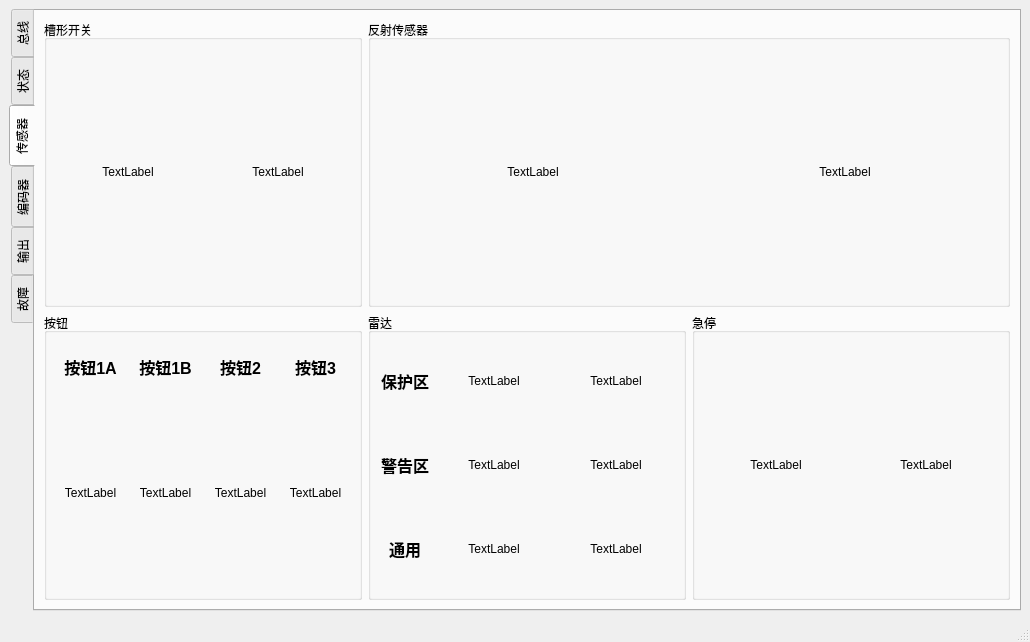
Qt form mainwindow.ui (su0814/spc100_screen) before a commit.
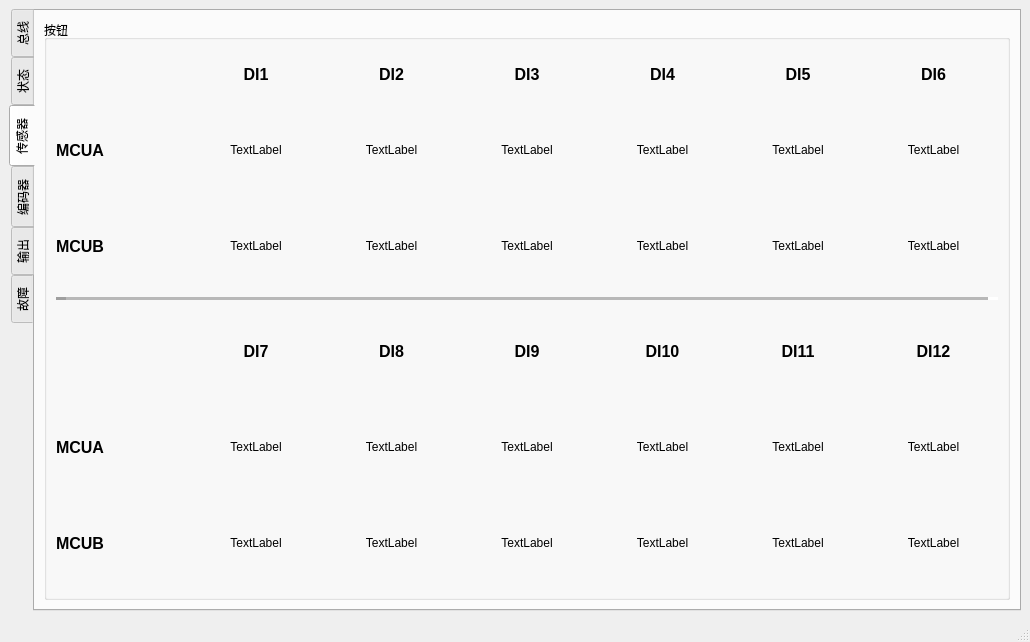
The same form after that commit. The open tabs and pages were chosen to show the change. Icons and pictures are not drawn.

```diff
--- a/mainwindow.ui
+++ b/mainwindow.ui
@@ -521,51 +521,23 @@
         <string>传感器</string>
        </attribute>
        <layout class="QGridLayout" name="gridLayout_13">
-        <item row="1" column="0">
+        <item row="0" column="0">
          <widget class="QGroupBox" name="groupBox_8">
           <property name="title">
            <string>按钮</string>
           </property>
           <layout class="QGridLayout" name="gridLayout_11">
-           <item row="0" column="0">
-            <widget class="QLabel" name="label_15">
-             <property name="maximumSize">
-              <size>
-               <width>16777215</width>
-               <height>50</height>
-              </size>
-             </property>
-             <property name="font">
-              <font>
-               <pointsize>12</pointsize>
-               <bold>true</bold>
-              </font>
-             </property>
+           <item row="2" column="3">
+            <widget class="QLabel" name="switch3_b_label">
              <property name="text">
-              <string>按钮1A</string>
+              <string>TextLabel</string>
              </property>
              <property name="alignment">
               <set>Qt::AlignCenter</set>
              </property>
             </widget>
            </item>
-           <item row="0" column="1">
-            <widget class="QLabel" name="label_16">
-             <property name="font">
-              <font>
-               <pointsize>12</pointsize>
-               <bold>true</bold>
-              </font>
-             </property>
-             <property name="text">
-              <string>按钮1B</string>
-             </property>
-             <property name="alignment">
-              <set>Qt::AlignCenter</set>
-             </property>
-            </widget>
-           </item>
-           <item row="0" column="2">
+           <item row="0" column="3">
             <widget class="QLabel" name="label_17">
              <property name="font">
               <font>
@@ -574,14 +546,128 @@
               </font>
              </property>
              <property name="text">
-              <string>按钮2</string>
+              <string>DI3</string>
              </property>
              <property name="alignment">
               <set>Qt::AlignCenter</set>
              </property>
             </widget>
            </item>
-           <item row="0" column="3">
+           <item row="2" column="2">
+            <widget class="QLabel" name="switch2_b_label">
+             <property name="text">
+              <string>TextLabel</string>
+             </property>
+             <property name="alignment">
+              <set>Qt::AlignCenter</set>
+             </property>
+            </widget>
+           </item>
+           <item row="2" column="6">
+            <widget class="QLabel" name="switch6_b_label">
+             <property name="text">
+              <string>TextLabel</string>
+             </property>
+             <property name="alignment">
+              <set>Qt::AlignCenter</set>
+             </property>
+            </widget>
+           </item>
+           <item row="5" column="6">
+            <widget class="QLabel" name="switch12_a_label">
+             <property name="text">
+              <string>TextLabel</string>
+             </property>
+             <property name="alignment">
+              <set>Qt::AlignCenter</set>
+             </property>
+            </widget>
+           </item>
+           <item row="6" column="6">
+            <widget class="QLabel" name="switch12_b_label">
+             <property name="text">
+              <string>TextLabel</string>
+             </property>
+             <property name="alignment">
+              <set>Qt::AlignCenter</set>
+             </property>
+            </widget>
+           </item>
+           <item row="1" column="5">
+            <widget class="QLabel" name="switch5_a_label">
+             <property name="text">
+              <string>TextLabel</string>
+             </property>
+             <property name="alignment">
+              <set>Qt::AlignCenter</set>
+             </property>
+            </widget>
+           </item>
+           <item row="4" column="6">
+            <widget class="QLabel" name="label_49">
+             <property name="font">
+              <font>
+               <pointsize>12</pointsize>
+               <bold>true</bold>
+              </font>
+             </property>
+             <property name="text">
+              <string>DI12</string>
+             </property>
+             <property name="alignment">
+              <set>Qt::AlignCenter</set>
+             </property>
+            </widget>
+           </item>
+           <item row="4" column="2">
+            <widget class="QLabel" name="label_45">
+             <property name="font">
+              <font>
+               <pointsize>12</pointsize>
+               <bold>true</bold>
+              </font>
+             </property>
+             <property name="text">
+              <string>DI8</string>
+             </property>
+             <property name="alignment">
+              <set>Qt::AlignCenter</set>
+             </property>
+            </widget>
+           </item>
+           <item row="0" column="6">
+            <widget class="QLabel" name="label_13">
+             <property name="font">
+              <font>
+               <pointsize>12</pointsize>
+               <bold>true</bold>
+              </font>
+             </property>
+             <property name="text">
+              <string>DI6</string>
+             </property>
+             <property name="alignment">
+              <set>Qt::AlignCenter</set>
+             </property>
+            </widget>
+           </item>
+           <item row="0" column="5">
+            <widget class="QLabel" name="label_12">
+             <property name="font">
+              <font>
+               <pointsize>12</pointsize>
+               <bold>true</bold>
+              </font>
+             </property>
+             <property name="text">
+              <string>DI5</string>
+             </property>
+             <property name="alignment">
+              <set>Qt::AlignCenter</set>
+             </property>
+            </widget>
+           </item>
+           <item row="0" column="4">
             <widget class="QLabel" name="label_18">
              <property name="font">
               <font>
@@ -590,24 +676,30 @@
               </font>
              </property>
              <property name="text">
-              <string>按钮3</string>
+              <string>DI4</string>
              </property>
              <property name="alignment">
               <set>Qt::AlignCenter</set>
              </property>
             </widget>
            </item>
-           <item row="1" column="0">
-            <widget class="QLabel" name="switch1_a_label">
+           <item row="4" column="3">
+            <widget class="QLabel" name="label_46">
+             <property name="font">
+              <font>
+               <pointsize>12</pointsize>
+               <bold>true</bold>
+              </font>
+             </property>
              <property name="text">
-              <string>TextLabel</string>
+              <string>DI9</string>
              </property>
              <property name="alignment">
               <set>Qt::AlignCenter</set>
              </property>
             </widget>
            </item>
-           <item row="1" column="1">
+           <item row="2" column="1">
             <widget class="QLabel" name="switch1_b_label">
              <property name="text">
               <string>TextLabel</string>
@@ -627,6 +719,45 @@
              </property>
             </widget>
            </item>
+           <item row="1" column="4">
+            <widget class="QLabel" name="switch4_a_label">
+             <property name="text">
+              <string>TextLabel</string>
+             </property>
+             <property name="alignment">
+              <set>Qt::AlignCenter</set>
+             </property>
+            </widget>
+           </item>
+           <item row="1" column="0">
+            <widget class="QLabel" name="label_36">
+             <property name="font">
+              <font>
+               <pointsize>12</pointsize>
+               <bold>true</bold>
+              </font>
+             </property>
+             <property name="text">
+              <string>MCUA</string>
+             </property>
+            </widget>
+           </item>
+           <item row="0" column="2">
+            <widget class="QLabel" name="label_16">
+             <property name="font">
+              <font>
+               <pointsize>12</pointsize>
+               <bold>true</bold>
+              </font>
+             </property>
+             <property name="text">
+              <string>DI2</string>
+             </property>
+             <property name="alignment">
+              <set>Qt::AlignCenter</set>
+             </property>
+            </widget>
+           </item>
            <item row="1" column="3">
             <widget class="QLabel" name="switch3_label">
              <property name="text">
@@ -637,21 +768,28 @@
              </property>
             </widget>
            </item>
-          </layout>
-         </widget>
-        </item>
-        <item row="1" column="1">
-         <widget class="QGroupBox" name="groupBox_7">
-          <property name="title">
-           <string>雷达</string>
-          </property>
-          <layout class="QGridLayout" name="gridLayout_10">
-           <item row="0" column="0">
-            <widget class="QLabel" name="label_12">
+           <item row="4" column="4">
+            <widget class="QLabel" name="label_47">
+             <property name="font">
+              <font>
+               <pointsize>12</pointsize>
+               <bold>true</bold>
+              </font>
+             </property>
+             <property name="text">
+              <string>DI10</string>
+             </property>
+             <property name="alignment">
+              <set>Qt::AlignCenter</set>
+             </property>
+            </widget>
+           </item>
+           <item row="0" column="1">
+            <widget class="QLabel" name="label_15">
              <property name="maximumSize">
               <size>
-               <width>50</width>
-               <height>16777215</height>
+               <width>16777215</width>
+               <height>50</height>
               </size>
              </property>
              <property name="font">
@@ -661,15 +799,15 @@
               </font>
              </property>
              <property name="text">
-              <string>保护区</string>
+              <string>DI1</string>
              </property>
              <property name="alignment">
               <set>Qt::AlignCenter</set>
              </property>
             </widget>
            </item>
-           <item row="0" column="1">
-            <widget class="QLabel" name="pf_leda_label">
+           <item row="1" column="6">
+            <widget class="QLabel" name="switch6_a_label">
              <property name="text">
               <string>TextLabel</string>
              </property>
@@ -678,8 +816,8 @@
              </property>
             </widget>
            </item>
-           <item row="0" column="2">
-            <widget class="QLabel" name="pf_ledb_label">
+           <item row="5" column="2">
+            <widget class="QLabel" name="switch8_a_label">
              <property name="text">
               <string>TextLabel</string>
              </property>
@@ -688,8 +826,28 @@
              </property>
             </widget>
            </item>
-           <item row="1" column="0">
-            <widget class="QLabel" name="label_13">
+           <item row="5" column="5">
+            <widget class="QLabel" name="switch11_a_label">
+             <property name="text">
+              <string>TextLabel</string>
+             </property>
+             <property name="alignment">
+              <set>Qt::AlignCenter</set>
+             </property>
+            </widget>
+           </item>
+           <item row="2" column="5">
+            <widget class="QLabel" name="switch5_b_label">
+             <property name="text">
+              <string>TextLabel</string>
+             </property>
+             <property name="alignment">
+              <set>Qt::AlignCenter</set>
+             </property>
+            </widget>
+           </item>
+           <item row="4" column="5">
+            <widget class="QLabel" name="label_48">
              <property name="font">
               <font>
                <pointsize>12</pointsize>
@@ -697,7 +855,27 @@
               </font>
              </property>
              <property name="text">
-              <string>警告区</string>
+              <string>DI11</string>
+             </property>
+             <property name="alignment">
+              <set>Qt::AlignCenter</set>
+             </property>
+            </widget>
+           </item>
+           <item row="5" column="1">
+            <widget class="QLabel" name="switch7_a_label">
+             <property name="text">
+              <string>TextLabel</string>
+             </property>
+             <property name="alignment">
+              <set>Qt::AlignCenter</set>
+             </property>
+            </widget>
+           </item>
+           <item row="6" column="5">
+            <widget class="QLabel" name="switch11_b_label">
+             <property name="text">
+              <string>TextLabel</string>
              </property>
              <property name="alignment">
               <set>Qt::AlignCenter</set>
@@ -705,7 +883,7 @@
             </widget>
            </item>
            <item row="1" column="1">
-            <widget class="QLabel" name="wf_leda_label">
+            <widget class="QLabel" name="switch1_a_label">
              <property name="text">
               <string>TextLabel</string>
              </property>
@@ -714,8 +892,57 @@
              </property>
             </widget>
            </item>
-           <item row="1" column="2">
-            <widget class="QLabel" name="wf_ledb_label">
+           <item row="5" column="3">
+            <widget class="QLabel" name="switch9_a_label">
+             <property name="text">
+              <string>TextLabel</string>
+             </property>
+             <property name="alignment">
+              <set>Qt::AlignCenter</set>
+             </property>
+            </widget>
+           </item>
+           <item row="5" column="0">
+            <widget class="QLabel" name="label_62">
+             <property name="font">
+              <font>
+               <pointsize>12</pointsize>
+               <bold>true</bold>
+              </font>
+             </property>
+             <property name="text">
+              <string>MCUA</string>
+             </property>
+            </widget>
+           </item>
+           <item row="4" column="1">
+            <widget class="QLabel" name="label_44">
+             <property name="font">
+              <font>
+               <pointsize>12</pointsize>
+               <bold>true</bold>
+              </font>
+             </property>
+             <property name="text">
+              <string>DI7</string>
+             </property>
+             <property name="alignment">
+              <set>Qt::AlignCenter</set>
+             </property>
+            </widget>
+           </item>
+           <item row="2" column="4">
+            <widget class="QLabel" name="switch4_b_label">
+             <property name="text">
+              <string>TextLabel</string>
+             </property>
+             <property name="alignment">
+              <set>Qt::AlignCenter</set>
+             </property>
+            </widget>
+           </item>
+           <item row="6" column="1">
+            <widget class="QLabel" name="switch7_b_label">
              <property name="text">
               <string>TextLabel</string>
              </property>
@@ -725,7 +952,7 @@
             </widget>
            </item>
            <item row="2" column="0">
-            <widget class="QLabel" name="label_14">
+            <widget class="QLabel" name="label_37">
              <property name="font">
               <font>
                <pointsize>12</pointsize>
@@ -733,15 +960,12 @@
               </font>
              </property>
              <property name="text">
-              <string>通用</string>
+              <string>MCUB</string>
              </property>
-             <property name="alignment">
-              <set>Qt::AlignCenter</set>
-             </property>
             </widget>
            </item>
-           <item row="2" column="1">
-            <widget class="QLabel" name="af_leda_label">
+           <item row="6" column="3">
+            <widget class="QLabel" name="switch9_b_label">
              <property name="text">
               <string>TextLabel</string>
              </property>
@@ -750,8 +974,8 @@
              </property>
             </widget>
            </item>
-           <item row="2" column="2">
-            <widget class="QLabel" name="af_ledb_label">
+           <item row="5" column="4">
+            <widget class="QLabel" name="switch10_a_label">
              <property name="text">
               <string>TextLabel</string>
              </property>
@@ -760,17 +984,8 @@
              </property>
             </widget>
            </item>
-          </layout>
-         </widget>
-        </item>
-        <item row="1" column="2">
-         <widget class="QGroupBox" name="groupBox_6">
-          <property name="title">
-           <string>急停</string>
-          </property>
-          <layout class="QGridLayout" name="gridLayout_9">
-           <item row="0" column="0">
-            <widget class="QLabel" name="estop_led1_label">
+           <item row="6" column="4">
+            <widget class="QLabel" name="switch10_b_label">
              <property name="text">
               <string>TextLabel</string>
              </property>
@@ -779,37 +994,21 @@
              </property>
             </widget>
            </item>
-           <item row="0" column="1">
-            <widget class="QLabel" name="estop_led2_label">
-             <property name="text">
-              <string>TextLabel</string>
+           <item row="6" column="0">
+            <widget class="QLabel" name="label_63">
+             <property name="font">
+              <font>
+               <pointsize>12</pointsize>
+               <bold>true</bold>
+              </font>
              </property>
-             <property name="alignment">
-              <set>Qt::AlignCenter</set>
-             </property>
-            </widget>
-           </item>
-          </layout>
-         </widget>
-        </item>
-        <item row="0" column="0">
-         <widget class="QGroupBox" name="groupBox_9">
-          <property name="title">
-           <string>槽形开关</string>
-          </property>
-          <layout class="QGridLayout" name="gridLayout_12">
-           <item row="0" column="0">
-            <widget class="QLabel" name="uswitch1_label">
              <property name="text">
-              <string>TextLabel</string>
+              <string>MCUB</string>
              </property>
-             <property name="alignment">
-              <set>Qt::AlignCenter</set>
-             </property>
             </widget>
            </item>
-           <item row="0" column="1">
-            <widget class="QLabel" name="uswitch2_label">
+           <item row="6" column="2">
+            <widget class="QLabel" name="switch8_b_label">
              <property name="text">
               <string>TextLabel</string>
              </property>
@@ -818,32 +1017,16 @@
              </property>
             </widget>
            </item>
-          </layout>
-         </widget>
-        </item>
-        <item row="0" column="1" colspan="2">
-         <widget class="QGroupBox" name="groupBox_10">
-          <property name="title">
-           <string>反射传感器</string>
-          </property>
-          <layout class="QGridLayout" name="gridLayout_14">
-           <item row="0" column="0">
-            <widget class="QLabel" name="ref_left_label">
-             <property name="text">
-              <string>TextLabel</string>
+           <item row="3" column="0" colspan="7">
+            <widget class="Line" name="line">
+             <property name="lineWidth">
+              <number>10</number>
              </property>
-             <property name="alignment">
-              <set>Qt::AlignCenter</set>
+             <property name="midLineWidth">
+              <number>10</number>
              </property>
-            </widget>
-           </item>
-           <item row="0" column="1">
-            <widget class="QLabel" name="ref_right_label">
-             <property name="text">
-              <string>TextLabel</string>
-             </property>
-             <property name="alignment">
-              <set>Qt::AlignCenter</set>
+             <property name="orientation">
+              <enum>Qt::Horizontal</enum>
              </property>
             </widget>
            </item>
```
Left out of the diff: 26 changed lines with no effect on the pictures.
